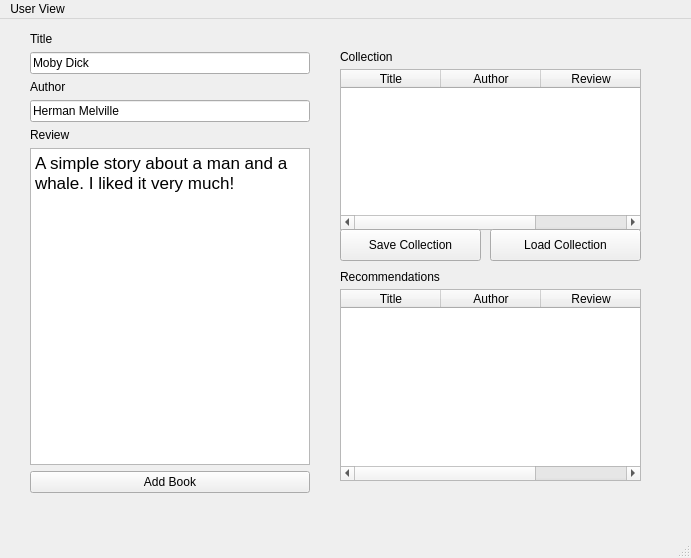
This is userwindow.ui in ajrogier/book_recommender as Qt 5 draws it before an edit. The edited form follows.
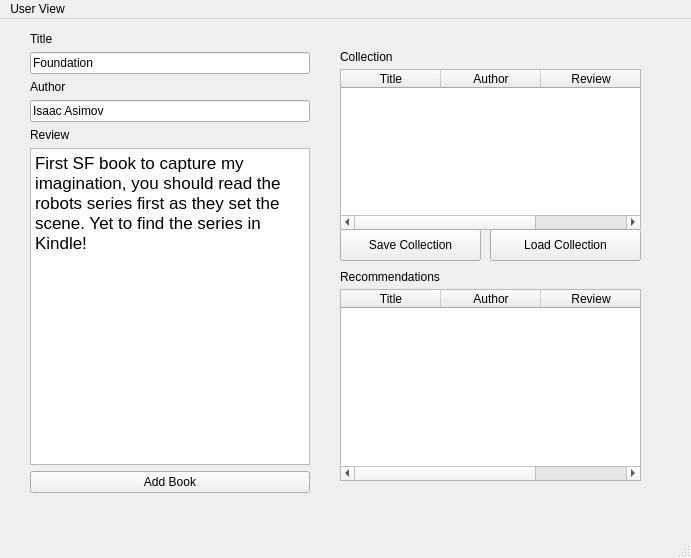
This is the edited form.

```diff
--- a/userwindow.ui
+++ b/userwindow.ui
@@ -110,7 +110,7 @@
      <item>
       <widget class="QLineEdit" name="titleLineEdit">
        <property name="text">
-        <string>Moby Dick</string>
+        <string>Foundation</string>
        </property>
       </widget>
      </item>
@@ -124,7 +124,7 @@
      <item>
       <widget class="QLineEdit" name="authorLineEdit">
        <property name="text">
-        <string>Herman Melville</string>
+        <string>Isaac Asimov</string>
        </property>
       </widget>
      </item>
@@ -145,7 +145,7 @@
 li.unchecked::marker { content: &quot;\2610&quot;; }
 li.checked::marker { content: &quot;\2612&quot;; }
 &lt;/style&gt;&lt;/head&gt;&lt;body style=&quot; font-family:'.AppleSystemUIFont'; font-size:13pt; font-weight:400; font-style:normal;&quot;&gt;
-&lt;p style=&quot; margin-top:0px; margin-bottom:0px; margin-left:0px; margin-right:0px; -qt-block-indent:0; text-indent:0px;&quot;&gt;A simple story about a man and a whale. I liked it very much!&lt;/p&gt;&lt;/body&gt;&lt;/html&gt;</string>
+&lt;p style=&quot; margin-top:0px; margin-bottom:0px; margin-left:0px; margin-right:0px; -qt-block-indent:0; text-indent:0px;&quot;&gt;First SF book to capture my imagination, you should read the robots series first as they set the scene. Yet to find the series in Kindle!&lt;/p&gt;&lt;/body&gt;&lt;/html&gt;</string>
        </property>
       </widget>
      </item>
```
